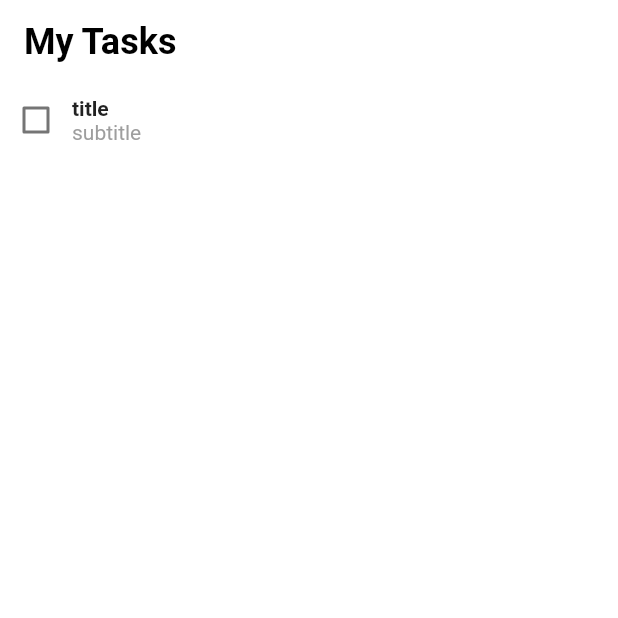
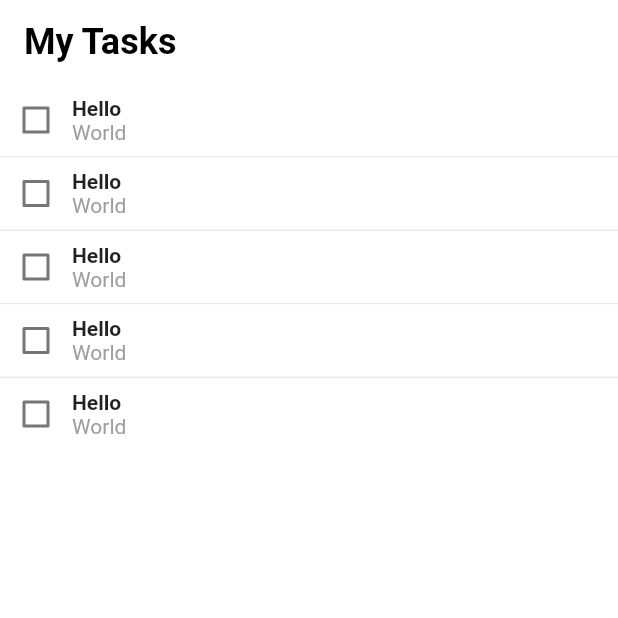
Before and after one commit to kajornsakp/tech_at_agoda_180220, a Flutter app: the screen it shows after launch, on a phone screen of 412 x 824 dp, the top half of it. Run offline on Flutter 3.47's test engine with Material 2 defaults, Android fonts, the phone set to English and light mode, and no system bars.

Commit message:
todo_step_4
listview

```diff
--- a/lib/main.dart
+++ b/lib/main.dart
@@ -27,6 +27,14 @@ class MyHomePage extends StatefulWidget {
 }
 
 class _MyHomePageState extends State<MyHomePage> {
+  final List<Todo> todos = [
+    Todo("Hello", "World"),
+    Todo("Hello", "World"),
+    Todo("Hello", "World"),
+    Todo("Hello", "World"),
+    Todo("Hello", "World"),
+  ];
+
   @override
   Widget build(BuildContext context) {
     return Scaffold(
@@ -43,10 +51,13 @@ class _MyHomePageState extends State<MyHomePage> {
           centerTitle: false,
           elevation: 0.0,
         ),
-        body: Column(
-          children: <Widget>[
-            TodoItem(Todo("title", "subtitle")),
-          ],
-        ));
+        body: ListView.separated(
+            itemCount: todos.length,
+            separatorBuilder: (BuildContext context, int index) {
+              return Divider(height: 1.0);
+            },
+            itemBuilder: (BuildContext context, int index) {
+              return new TodoItem(todos[index]);
+            }));
   }
 }
```
